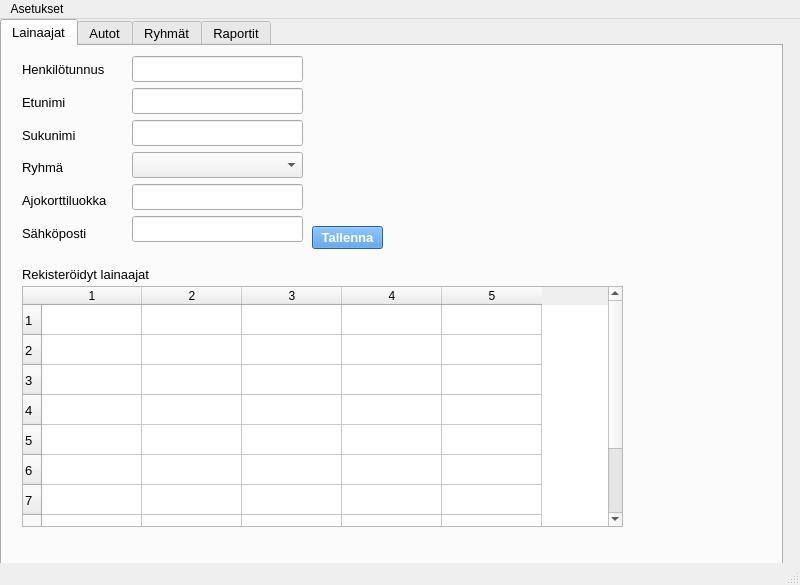
Old version of the form administrative.ui in the repository katalav/Autolainaus.
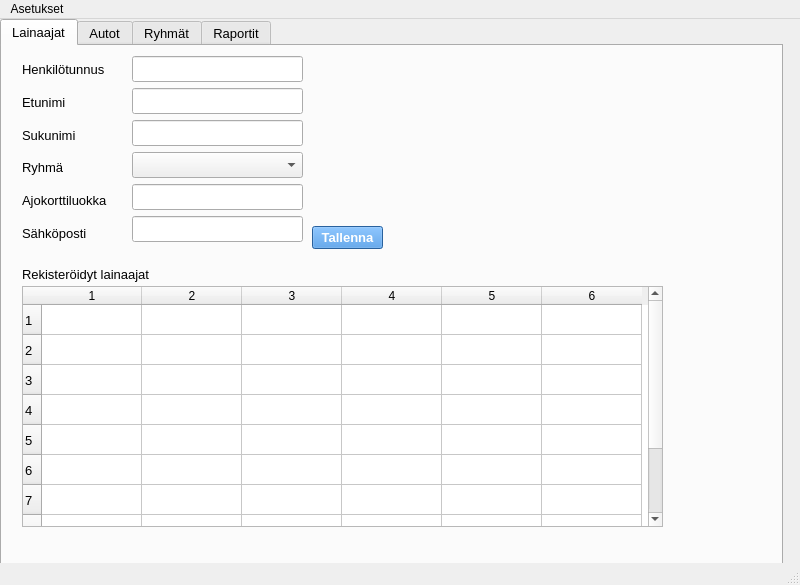
New version of the form. The open tabs and pages were chosen to show the change. Icons and pictures are not drawn.

The edit to the form file:
```diff
--- a/administrative.ui
+++ b/administrative.ui
@@ -49,7 +49,7 @@
        <rect>
         <x>20</x>
         <y>240</y>
-        <width>601</width>
+        <width>641</width>
         <height>241</height>
        </rect>
       </property>
@@ -60,7 +60,7 @@
        <number>10</number>
       </property>
       <property name="columnCount">
-       <number>5</number>
+       <number>6</number>
       </property>
       <row/>
       <row/>
@@ -77,6 +77,7 @@
       <column/>
       <column/>
       <column/>
+      <column/>
      </widget>
      <widget class="QLabel" name="registeredPersonsLabel">
       <property name="geometry">
```
Left out of the diff: 2 changed lines with no effect on the pictures.
